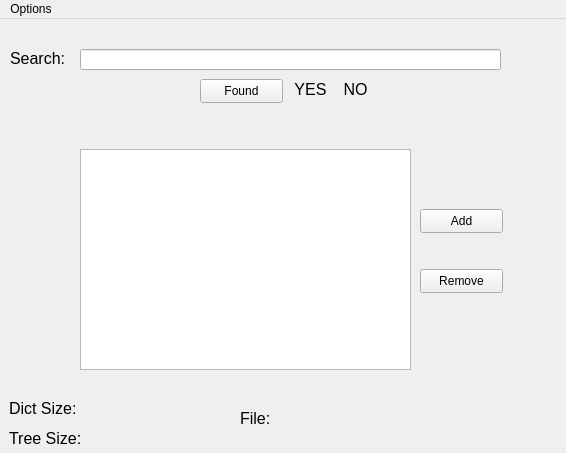
Old version of the form dictionary.ui in the repository Islam231bi/Engish-Dictionary.
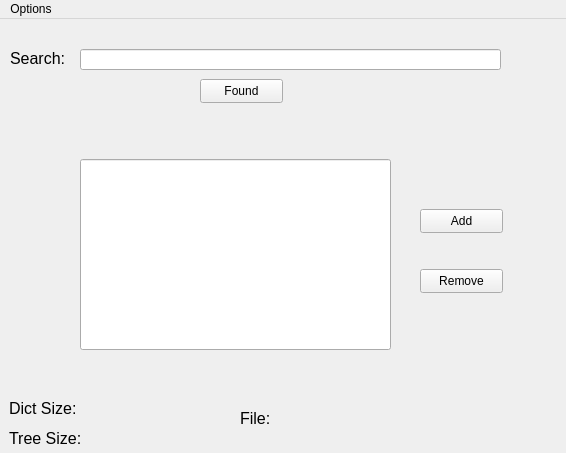
New version of the form. Icons and pictures are not drawn.

Commit message: added all necessary functions and signals and slots

```diff
--- a/dictionary.ui
+++ b/dictionary.ui
@@ -74,34 +74,7 @@
      <bool>false</bool>
     </property>
     <property name="text">
-     <string>YES</string>
-    </property>
-    <property name="textFormat">
-     <enum>Qt::PlainText</enum>
-    </property>
-    <property name="alignment">
-     <set>Qt::AlignCenter</set>
-    </property>
-   </widget>
-   <widget class="QLabel" name="true_3">
-    <property name="geometry">
-     <rect>
-      <x>340</x>
-      <y>60</y>
-      <width>31</width>
-      <height>21</height>
-     </rect>
-    </property>
-    <property name="font">
-     <font>
-      <pointsize>12</pointsize>
-     </font>
-    </property>
-    <property name="autoFillBackground">
-     <bool>false</bool>
-    </property>
-    <property name="text">
-     <string>NO</string>
+     <string/>
     </property>
     <property name="textFormat">
      <enum>Qt::PlainText</enum>
@@ -182,16 +155,6 @@
      <string/>
     </property>
    </widget>
-   <widget class="QTextEdit" name="add_area">
-    <property name="geometry">
-     <rect>
-      <x>80</x>
-      <y>130</y>
-      <width>331</width>
-      <height>221</height>
-     </rect>
-    </property>
-   </widget>
    <widget class="QPushButton" name="add">
     <property name="geometry">
      <rect>
@@ -267,6 +230,16 @@
      <string/>
     </property>
    </widget>
+   <widget class="QLineEdit" name="add_area">
+    <property name="geometry">
+     <rect>
+      <x>80</x>
+      <y>140</y>
+      <width>311</width>
+      <height>191</height>
+     </rect>
+    </property>
+   </widget>
   </widget>
   <widget class="QMenuBar" name="menubar">
    <property name="geometry">
```
Left out of the diff: 8 changed lines with no effect on the pictures. The commit also changes 1 other file.
